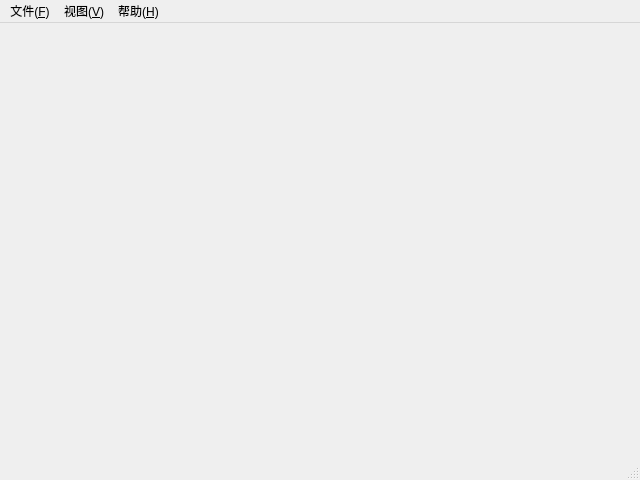
Before: the Qt Designer form Panels/MainWindow.ui in maddeer-timer/Viewer3D, drawn with Qt 5.
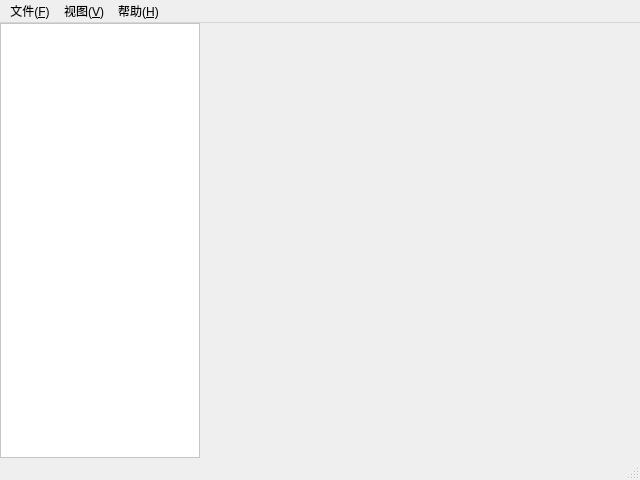
After: the same form once the commit is applied.

The edit to the form file:
```diff
--- a/Panels/MainWindow.ui
+++ b/Panels/MainWindow.ui
@@ -32,7 +32,7 @@
     </property>
     <property name="geometry">
      <rect>
-      <x>640</x>
+      <x>0</x>
       <y>0</y>
       <width>200</width>
       <height>435</height>
```
Left out of the diff: 3 changed lines with no effect on the pictures.
